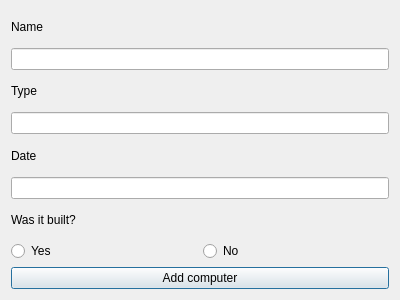
Before: the Qt Designer form addcomputerdialog.ui in ManiSigt/Verklegt-nams, drawn with Qt 5.
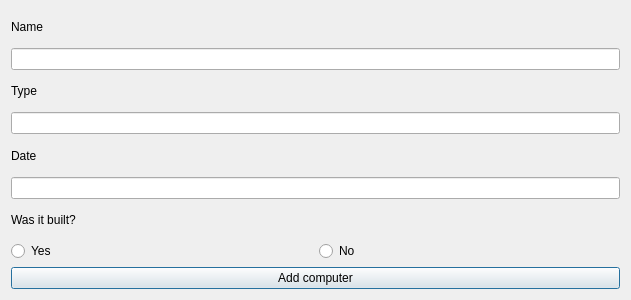
After: the same form once the commit is applied.

Commit message: Fixed the error msg feature

```diff
--- a/addcomputerdialog.ui
+++ b/addcomputerdialog.ui
@@ -6,7 +6,7 @@
    <rect>
     <x>0</x>
     <y>0</y>
-    <width>400</width>
+    <width>631</width>
     <height>300</height>
    </rect>
   </property>
@@ -15,16 +15,35 @@
   </property>
   <layout class="QVBoxLayout" name="verticalLayout">
    <item>
+    <layout class="QHBoxLayout" name="horizontalLayout_2">
+     <item>
     <widget class="QLabel" name="label_computer_name">
+       <property name="maximumSize">
+        <size>
+         <width>16777189</width>
+         <height>16777215</height>
+        </size>
+       </property>
      <property name="text">
       <string>Name</string>
      </property>
     </widget>
    </item>
    <item>
+      <widget class="QLabel" name="error_name">
+       <property name="text">
+        <string/>
+       </property>
+      </widget>
+     </item>
+    </layout>
+   </item>
+   <item>
     <widget class="QLineEdit" name="input_computer_name"/>
    </item>
    <item>
+    <layout class="QHBoxLayout" name="horizontalLayout_3">
+     <item>
     <widget class="QLabel" name="label_computer_type">
      <property name="text">
       <string>Type</string>
@@ -32,16 +51,42 @@
     </widget>
    </item>
    <item>
+      <widget class="QLabel" name="error_type">
+       <property name="text">
+        <string/>
+       </property>
+      </widget>
+     </item>
+    </layout>
+   </item>
+   <item>
     <widget class="QLineEdit" name="input_computer_type"/>
    </item>
    <item>
+    <layout class="QHBoxLayout" name="horizontalLayout_4">
+     <item>
     <widget class="QLabel" name="label_computer_date">
+       <property name="maximumSize">
+        <size>
+         <width>1677721</width>
+         <height>16777215</height>
+        </size>
+       </property>
      <property name="text">
       <string>Date</string>
      </property>
     </widget>
    </item>
    <item>
+      <widget class="QLabel" name="error_date">
+       <property name="text">
+        <string/>
+       </property>
+      </widget>
+     </item>
+    </layout>
+   </item>
+   <item>
     <widget class="QLineEdit" name="input_computer_date"/>
    </item>
    <item>
@@ -77,45 +122,6 @@
     </widget>
    </item>
   </layout>
-  <widget class="QLabel" name="error_name">
-   <property name="geometry">
-    <rect>
-     <x>280</x>
-     <y>20</y>
-     <width>101</width>
-     <height>16</height>
-    </rect>
-   </property>
-   <property name="text">
-    <string/>
-   </property>
-  </widget>
-  <widget class="QLabel" name="error_type">
-   <property name="geometry">
-    <rect>
-     <x>230</x>
-     <y>70</y>
-     <width>151</width>
-     <height>20</height>
-    </rect>
-   </property>
-   <property name="text">
-    <string/>
-   </property>
-  </widget>
-  <widget class="QLabel" name="error_date">
-   <property name="geometry">
-    <rect>
-     <x>280</x>
-     <y>120</y>
-     <width>111</width>
-     <height>20</height>
-    </rect>
-   </property>
-   <property name="text">
-    <string/>
-   </property>
-  </widget>
  </widget>
  <resources/>
  <connections/>
```
Lines whose indentation alone changed are shown as unchanged. The commit also changes 2 other files.
